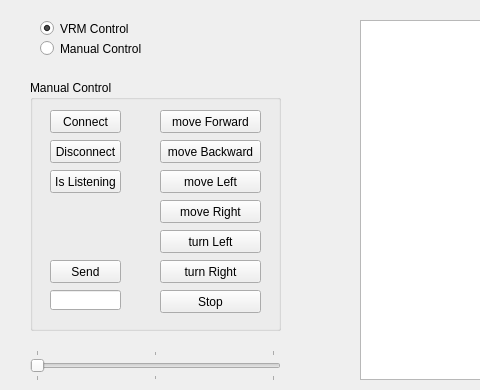
First picture: the form in mainwindow.ui, repository VladimirBartels/VRM-Server, before the edit; both pictures show x 0 to 480 and y 0 to 390 of the 652 by 601 pixel window.
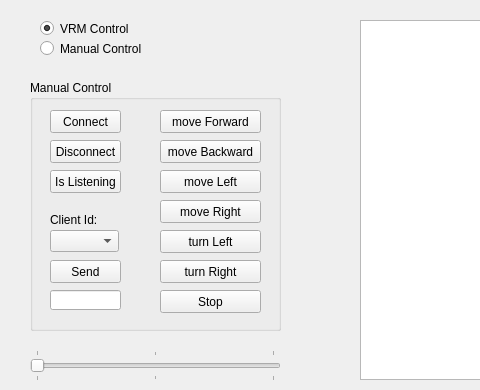
Second picture: the form after the edit.

Commit message: Multiple clients are supported in manual mode

```diff
--- a/mainwindow.ui
+++ b/mainwindow.ui
@@ -284,6 +284,29 @@
       <string>turn Left</string>
      </property>
     </widget>
+    <widget class="QComboBox" name="comboBox_clientId">
+     <property name="geometry">
+      <rect>
+       <x>20</x>
+       <y>150</y>
+       <width>69</width>
+       <height>22</height>
+      </rect>
+     </property>
+    </widget>
+    <widget class="QLabel" name="label_clientId">
+     <property name="geometry">
+      <rect>
+       <x>20</x>
+       <y>129</y>
+       <width>71</width>
+       <height>21</height>
+      </rect>
+     </property>
+     <property name="text">
+      <string>Client Id:</string>
+     </property>
+    </widget>
    </widget>
   </widget>
   <widget class="QMenuBar" name="menubar">
```
The commit also changes 7 other files.
